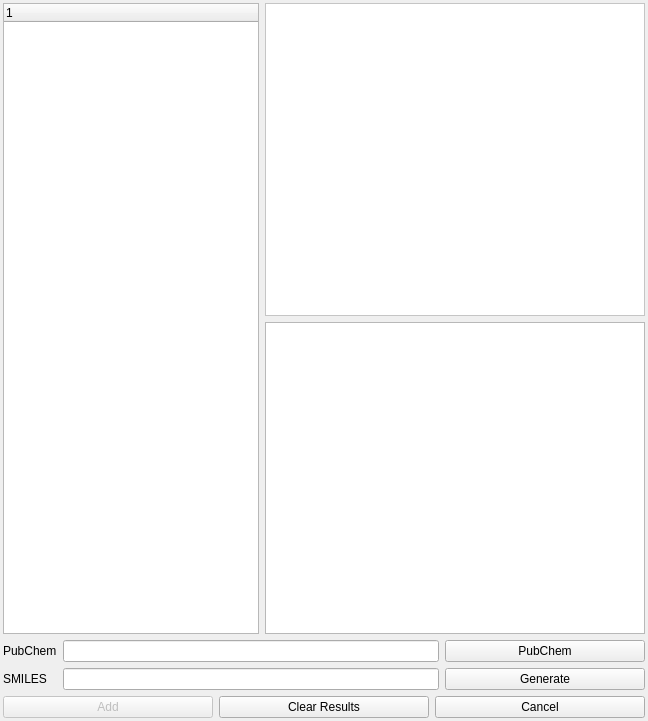
Above: source/VIEW/DIALOGS/pubchemDialog.ui from BALL-Project/ball before the change. Below: the same form after it.
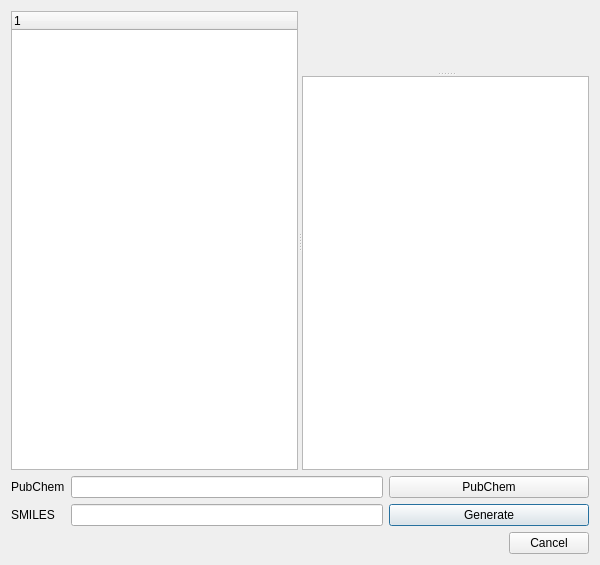
That is the form after the change. Custom widgets are drawn as their Qt base class.

Commit message:
Polishing for PubchemDialog and SDWidget
Now SDs are no longer distorted, the PubchemDialog has better
layouts and buttons, and SDs can be exported as images.

The edit to the form file:
```diff
--- a/source/VIEW/DIALOGS/pubchemDialog.ui
+++ b/source/VIEW/DIALOGS/pubchemDialog.ui
@@ -6,76 +6,39 @@
    <rect>
     <x>0</x>
     <y>0</y>
-    <width>648</width>
-    <height>721</height>
+    <width>600</width>
+    <height>565</height>
    </rect>
   </property>
   <property name="windowTitle">
    <string>Query PubChem or generate from SMILES</string>
   </property>
-  <layout class="QGridLayout">
-   <property name="margin">
-    <number>3</number>
-   </property>
-   <property name="spacing">
-    <number>6</number>
-   </property>
-   <item row="3" column="0" colspan="2">
-    <layout class="QHBoxLayout">
-     <property name="spacing">
-      <number>6</number>
-     </property>
-     <property name="margin">
-      <number>0</number>
-     </property>
+  <layout class="QVBoxLayout" name="verticalLayout">
      <item>
-      <widget class="QPushButton" name="ok_button">
-       <property name="enabled">
-        <bool>false</bool>
-       </property>
+    <widget class="QSplitter" name="splitter_2">
+     <property name="orientation">
+      <enum>Qt::Horizontal</enum>
+     </property>
+     <widget class="QTreeWidget" name="queries">
        <property name="sizePolicy">
-        <sizepolicy hsizetype="Expanding" vsizetype="Fixed">
+       <sizepolicy hsizetype="Expanding" vsizetype="Expanding">
          <horstretch>0</horstretch>
          <verstretch>0</verstretch>
         </sizepolicy>
        </property>
+      <column>
        <property name="text">
-        <string>Add</string>
+        <string notr="true">1</string>
        </property>
-      </widget>
-     </item>
-     <item>
-      <widget class="QPushButton" name="clear_button">
-       <property name="sizePolicy">
-        <sizepolicy hsizetype="Expanding" vsizetype="Fixed">
-         <horstretch>0</horstretch>
-         <verstretch>0</verstretch>
-        </sizepolicy>
-       </property>
-       <property name="text">
-        <string>Clear Results</string>
-       </property>
-      </widget>
-     </item>
-     <item>
-      <widget class="QPushButton" name="cancel_button">
+      </column>
+     </widget>
+     <widget class="QSplitter" name="splitter">
+      <property name="orientation">
+       <enum>Qt::Vertical</enum>
+      </property>
+      <widget class="BALL::VIEW::SDWidget" name="sdwidget_" native="true">
        <property name="sizePolicy">
-        <sizepolicy hsizetype="Expanding" vsizetype="Fixed">
-         <horstretch>0</horstretch>
-         <verstretch>0</verstretch>
-        </sizepolicy>
-       </property>
-       <property name="text">
-        <string>Cancel</string>
-       </property>
-      </widget>
-     </item>
-    </layout>
-   </item>
-   <item row="0" column="1">
-    <widget class="QFrame" name="SDFrame">
-     <property name="sizePolicy">
-      <sizepolicy hsizetype="Preferred" vsizetype="MinimumExpanding">
+        <sizepolicy hsizetype="Preferred" vsizetype="Expanding">
        <horstretch>0</horstretch>
        <verstretch>0</verstretch>
       </sizepolicy>
@@ -144,28 +107,31 @@
        </disabled>
       </palette>
      </property>
-     <property name="autoFillBackground">
-      <bool>true</bool>
-     </property>
-     <property name="frameShape">
-      <enum>QFrame::StyledPanel</enum>
-     </property>
-     <property name="frameShadow">
-      <enum>QFrame::Raised</enum>
-     </property>
-    </widget>
-   </item>
-   <item row="1" column="1">
+       <property name="contextMenuPolicy">
+        <enum>Qt::ActionsContextMenu</enum>
+       </property>
+      </widget>
     <widget class="QTextEdit" name="text_field">
      <property name="sizePolicy">
-      <sizepolicy hsizetype="Expanding" vsizetype="MinimumExpanding">
+        <sizepolicy hsizetype="Expanding" vsizetype="Preferred">
        <horstretch>0</horstretch>
        <verstretch>0</verstretch>
       </sizepolicy>
      </property>
+       <property name="acceptDrops">
+        <bool>false</bool>
+       </property>
+       <property name="undoRedoEnabled">
+        <bool>false</bool>
+       </property>
+       <property name="readOnly">
+        <bool>true</bool>
+       </property>
+      </widget>
+     </widget>
     </widget>
    </item>
-   <item row="2" column="0" colspan="2">
+   <item>
     <layout class="QGridLayout">
      <property name="margin">
       <number>0</number>
@@ -178,6 +144,12 @@
      </item>
      <item row="1" column="0">
       <widget class="QLabel" name="label">
+       <property name="sizePolicy">
+        <sizepolicy hsizetype="Preferred" vsizetype="Fixed">
+         <horstretch>0</horstretch>
+         <verstretch>0</verstretch>
+        </sizepolicy>
+       </property>
        <property name="text">
         <string>SMILES</string>
        </property>
@@ -220,30 +192,36 @@
      </item>
      <item row="0" column="0">
       <widget class="QLabel" name="label_2">
-       <property name="text">
-        <string>PubChem</string>
-       </property>
-      </widget>
-     </item>
-    </layout>
-   </item>
-   <item row="0" column="0" rowspan="2">
-    <widget class="QTreeWidget" name="queries">
      <property name="sizePolicy">
-      <sizepolicy hsizetype="Preferred" vsizetype="Expanding">
+        <sizepolicy hsizetype="Preferred" vsizetype="Fixed">
        <horstretch>0</horstretch>
        <verstretch>0</verstretch>
       </sizepolicy>
      </property>
-     <column>
       <property name="text">
-       <string notr="true">1</string>
-      </property>
-     </column>
+        <string>PubChem</string>
+       </property>
     </widget>
    </item>
   </layout>
- </widget>
+   </item>
+   <item>
+    <widget class="QDialogButtonBox" name="buttonBox">
+     <property name="standardButtons">
+      <set>QDialogButtonBox::Cancel</set>
+     </property>
+    </widget>
+   </item>
+  </layout>
+ </widget>
+ <customwidgets>
+  <customwidget>
+   <class>BALL::VIEW::SDWidget</class>
+   <extends>QWidget</extends>
+   <header location="global">BALL/VIEW/WIDGETS/SDWidget.h</header>
+   <container>1</container>
+  </customwidget>
+ </customwidgets>
  <tabstops>
   <tabstop>pubchem_label</tabstop>
   <tabstop>search_button</tabstop>
```
Left out of the diff: 35 changed lines with no effect on the pictures. Lines whose indentation alone changed are shown as unchanged. The commit also changes 5 other files.
